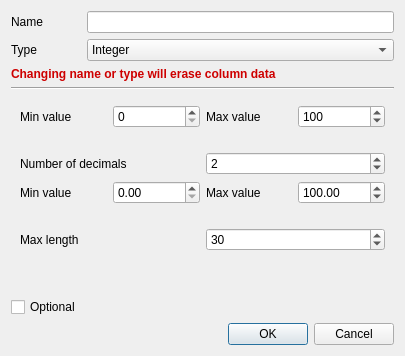
The window that Dialogs/AddColumnDialog.ui (AmbreM71/MovieManager) describes before a commit, drawn with Qt 5.
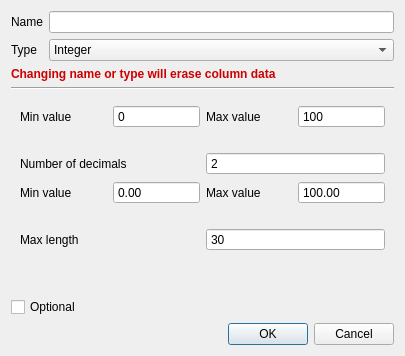
The same window after the commit.

Commit message:
Refactor custom columns system
* More modularity and flexibility
* Red indicator for mandatory fields in Add/Edit movie screens
* Revamped filter screen

Diff of the .ui file:
```diff
--- a/Dialogs/AddColumnDialog.ui
+++ b/Dialogs/AddColumnDialog.ui
@@ -98,6 +98,9 @@
      <layout class="QGridLayout" name="gridLayout_3">
       <item row="2" column="1">
        <widget class="QDoubleSpinBox" name="DoubleMinValue">
+        <property name="buttonSymbols">
+         <enum>QAbstractSpinBox::NoButtons</enum>
+        </property>
         <property name="maximum">
          <double>65535.000000000000000</double>
         </property>
@@ -105,6 +108,9 @@
       </item>
       <item row="2" column="3">
        <widget class="QDoubleSpinBox" name="DoubleMaxValue">
+        <property name="buttonSymbols">
+         <enum>QAbstractSpinBox::NoButtons</enum>
+        </property>
         <property name="maximum">
          <double>99999.000000000000000</double>
         </property>
@@ -136,6 +142,9 @@
       </item>
       <item row="0" column="2" colspan="2">
        <widget class="QSpinBox" name="DoubleDecimals">
+        <property name="buttonSymbols">
+         <enum>QAbstractSpinBox::NoButtons</enum>
+        </property>
         <property name="minimum">
          <number>1</number>
         </property>
@@ -182,6 +191,9 @@
       </item>
       <item row="0" column="1">
        <widget class="QSpinBox" name="IntMinValue">
+        <property name="buttonSymbols">
+         <enum>QAbstractSpinBox::NoButtons</enum>
+        </property>
         <property name="maximum">
          <number>65535</number>
         </property>
@@ -196,6 +208,9 @@
       </item>
       <item row="0" column="3">
        <widget class="QSpinBox" name="IntMaxValue">
+        <property name="buttonSymbols">
+         <enum>QAbstractSpinBox::NoButtons</enum>
+        </property>
         <property name="maximum">
          <number>999999999</number>
         </property>
@@ -241,6 +256,9 @@
       </item>
       <item row="0" column="1">
        <widget class="QSpinBox" name="TextMaxLength">
+        <property name="buttonSymbols">
+         <enum>QAbstractSpinBox::NoButtons</enum>
+        </property>
         <property name="minimum">
          <number>1</number>
         </property>
@@ -294,7 +312,7 @@
      </property>
     </widget>
    </item>
-   <item row="9" column="0">
+   <item row="9" column="0" colspan="2">
     <widget class="QCheckBox" name="OptionalCheckBox">
      <property name="text">
       <string>Optional</string>
```
The commit also changes 14 other files.
